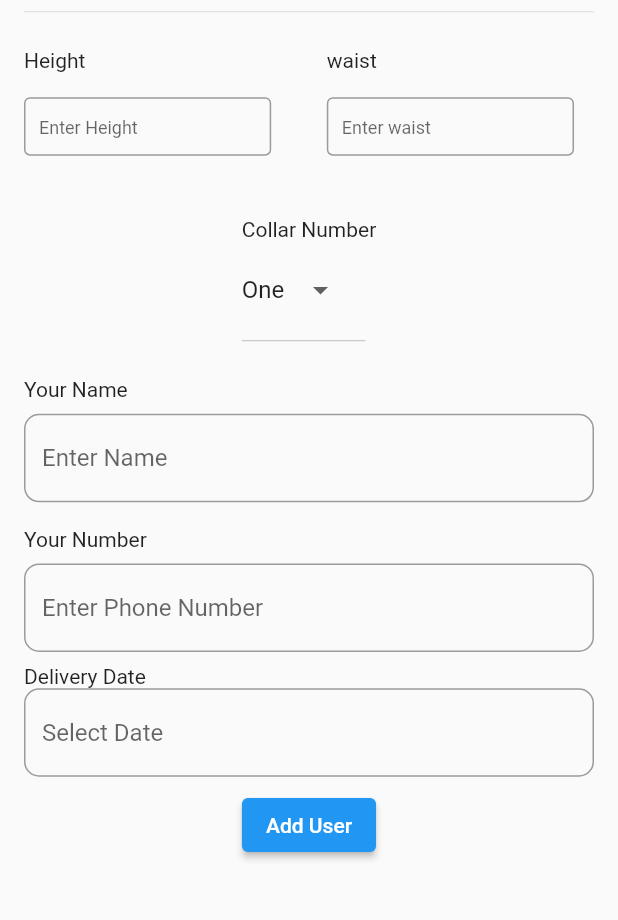
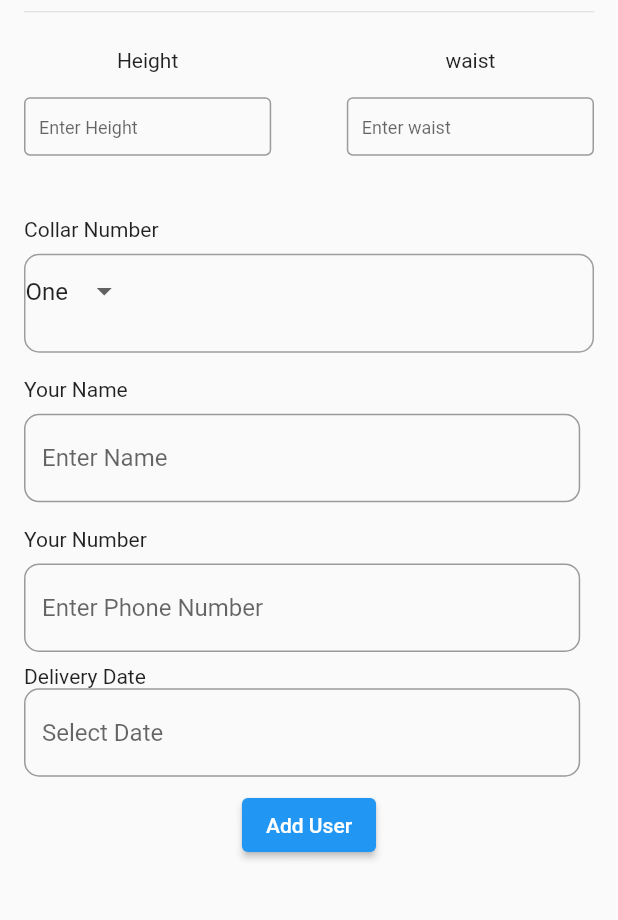
Before and after one commit to CodeWithSuleman/daniyal-designers-todo, a Flutter app: the AddTodoScreen screen opened directly, on a phone screen of 412 x 824 dp, the part 164-1084 px from its top. Run offline on Flutter 3.47's test engine with Material 2 defaults, Android fonts, the phone set to English and light mode, and no system bars; our stand-ins replace cloud_firestore, firebase_core; accounts and stored records are empty.

Commit message:
Bug Fixes

```diff
--- a/lib/views/add_todo_screen.dart
+++ b/lib/views/add_todo_screen.dart
@@ -26,6 +26,7 @@ class _AddTodoScreenState extends State<AddTodoScreen> {
   final TextEditingController dateController = TextEditingController();
   final DateTime date = DateTime.now();
   final GlobalKey<FormState> formKey = GlobalKey<FormState>();
+
   @override
   Widget build(BuildContext context) {
     final double deviceHeight = MediaQuery.of(context).size.height;
@@ -33,34 +34,33 @@ class _AddTodoScreenState extends State<AddTodoScreen> {
     return Scaffold(
       body: Padding(
         padding: const EdgeInsets.symmetric(horizontal: 16, vertical: 12),
-        child: SingleChildScrollView(
+        child: Form(
+          key: formKey,
           child: Column(
+            crossAxisAlignment: CrossAxisAlignment.start,
             children: [
               SizedBox(height: deviceHeight * 0.09),
               Row(
                 children: [
-                  Text("Daniyal Designers",
-                      style: TextStyles.largeHeadingStyles),
+                  Text(
+                    "Daniyal Designers",
+                    style: TextStyles.largeHeadingStyles,
+                  ),
                   const Spacer(),
-                  Text(
-                    'Date: ${DateFormat('dd-MMMM-yyyy').format(date)}',
-                  ),
+                  Text('Date: ${DateFormat('dd-MMMM-yyyy').format(date)}'),
                 ],
               ),
               const Divider(),
               SizedBox(height: deviceHeight * 0.02),
-              Form(
-                key: formKey,
-                child: Column(
-                  children: [
               Row(
                 children: [
                   Column(
-                          crossAxisAlignment: CrossAxisAlignment.start,
                     children: [
                       const Text("Height"),
                       SizedBox(height: deviceHeight * 0.02),
-                            TextFormField(
+                      SizedBox(
+                        width: deviceWidth * 0.4,
+                        child: TextFormField(
                           controller: heightController,
                           inputFormatters: [
                             FilteringTextInputFormatter.digitsOnly,
@@ -68,59 +68,61 @@ class _AddTodoScreenState extends State<AddTodoScreen> {
                           ],
                           keyboardType: TextInputType.number,
                           textInputAction: TextInputAction.next,
-                              decoration: InputDecoration(
-                                constraints:
-                                    BoxConstraints(maxWidth: deviceWidth * 0.4),
-                                border: const OutlineInputBorder(),
+                          decoration: const InputDecoration(
+                            border: OutlineInputBorder(),
                             isDense: true,
-                                contentPadding: const EdgeInsets.symmetric(
+                            contentPadding: EdgeInsets.symmetric(
                                 horizontal: 10, vertical: 10),
                             hintText: "Enter Height",
-                                hintStyle: const TextStyle(fontSize: 12),
+                            hintStyle: TextStyle(fontSize: 12),
                           ),
                           validator: Validator.validateHeight,
                         ),
+                      ),
                     ],
                   ),
+                  const Spacer(),
+                  Column(
+                    children: [
                       SizedBox(width: deviceWidth * 0.09),
-                        Column(
-                          crossAxisAlignment: CrossAxisAlignment.start,
-                          children: [
                       const Text("waist"),
                       SizedBox(height: deviceHeight * 0.02),
-                            TextFormField(
+                      SizedBox(
+                        width: deviceWidth * 0.4,
+                        child: TextFormField(
                           controller: waistController,
                           inputFormatters: [
                             FilteringTextInputFormatter.digitsOnly,
                             LengthLimitingTextInputFormatter(3),
                           ],
                           keyboardType: TextInputType.number,
-                              decoration: InputDecoration(
-                                border: const OutlineInputBorder(),
+                          decoration: const InputDecoration(
+                            border: OutlineInputBorder(),
                             isDense: true,
-                                contentPadding: const EdgeInsets.symmetric(
+                            contentPadding: EdgeInsets.symmetric(
                                 horizontal: 10, vertical: 10),
-                                constraints:
-                                    BoxConstraints(maxWidth: deviceWidth * 0.4),
                             hintText: "Enter waist",
-                                hintStyle: const TextStyle(fontSize: 12),
+                            hintStyle: TextStyle(fontSize: 12),
                           ),
                           validator: Validator.validateWaist,
+                        ),
                       ),
                     ],
                   ),
                 ],
               ),
               SizedBox(height: deviceHeight * 0.05),
-                    Column(
-                      crossAxisAlignment: CrossAxisAlignment.start,
-                      children: [
               const Text("Collar Number"),
               SizedBox(height: deviceHeight * 0.01),
-                        SizedBox(
-                          width: deviceWidth * 0.2,
+              Container(
+                width: deviceWidth,
                 height: deviceHeight * 0.08,
+                decoration: BoxDecoration(
+                  borderRadius: BorderRadius.circular(10),
+                  border: Border.all(color: Colors.grey),
+                ),
                 child: DropdownButton<String>(
+                underline: const SizedBox(),
                   items: collarNum.map((String dropDownStringItem) {
                     return DropdownMenuItem<String>(
                         value: dropDownStringItem,
@@ -134,15 +136,12 @@ class _AddTodoScreenState extends State<AddTodoScreen> {
                   value: _currentState,
                 ),
               ),
-                      ],
-                    ),
               SizedBox(height: deviceHeight * 0.02),
-                    Column(
-                      crossAxisAlignment: CrossAxisAlignment.start,
-                      children: [
               const Text("Your Name"),
               SizedBox(height: deviceHeight * 0.01),
-                        TextFormField(
+              SizedBox(
+                width: deviceWidth * 0.9,
+                child: TextFormField(
                   controller: nameController,
                   decoration: InputDecoration(
                     hintText: "Enter Name",
@@ -152,10 +151,13 @@ class _AddTodoScreenState extends State<AddTodoScreen> {
                   ),
                   validator: Validator.validateName,
                 ),
+              ),
               SizedBox(height: deviceHeight * 0.02),
               const Text("Your Number"),
               SizedBox(height: deviceHeight * 0.01),
-                        TextFormField(
+              SizedBox(
+                width: deviceWidth * 0.9,
+                child: TextFormField(
                   controller: phoneNumController,
                   inputFormatters: [
                     FilteringTextInputFormatter.digitsOnly,
@@ -170,15 +172,13 @@ class _AddTodoScreenState extends State<AddTodoScreen> {
                   ),
                   validator: Validator.validatePhoneNumber,
                 ),
-                      ],
               ),
               SizedBox(height: deviceHeight * 0.01),
-                    Column(
-                      crossAxisAlignment: CrossAxisAlignment.start,
-                      children: [
               SizedBox(width: deviceWidth * 0.09),
               const Text("Delivery Date"),
-                        TextFormField(
+              SizedBox(
+                width: deviceWidth * 0.9,
+                child: TextFormField(
                   validator: Validator.validateDate,
                   controller: dateController,
                   readOnly: true,
@@ -196,20 +196,19 @@ class _AddTodoScreenState extends State<AddTodoScreen> {
                         lastDate: DateTime(2101));
                     if (datePicked != null) {
                       setState(() {
-                                dateController.text = DateFormat('dd-MMMM-yyyy')
-                                    .format(datePicked);
+                        dateController.text =
+                            DateFormat('dd-MMMM-yyyy').format(datePicked);
                         selectedDate = datePicked;
                       });
                     }
                   },
                 ),
-                      ],
-                    ),
-                  ],
-                ),
               ),
               SizedBox(height: deviceHeight * 0.01),
-              ElevatedButton(
+              Container(
+
+                alignment: Alignment.center,
+                child: ElevatedButton(
                   onPressed: () {
                     if (formKey.currentState!.validate()) {
                       FirebaseCRUD().createUser(
@@ -235,6 +234,7 @@ class _AddTodoScreenState extends State<AddTodoScreen> {
                   },
                   child: const Text("Add User"),
                 ),
+              ),
             ],
           ),
         ),
```
Also changed, not shown: lib/views/widgets/primary_textfield.dart (added, +42 -0 lines). Lines whose indentation alone changed are shown as unchanged.
